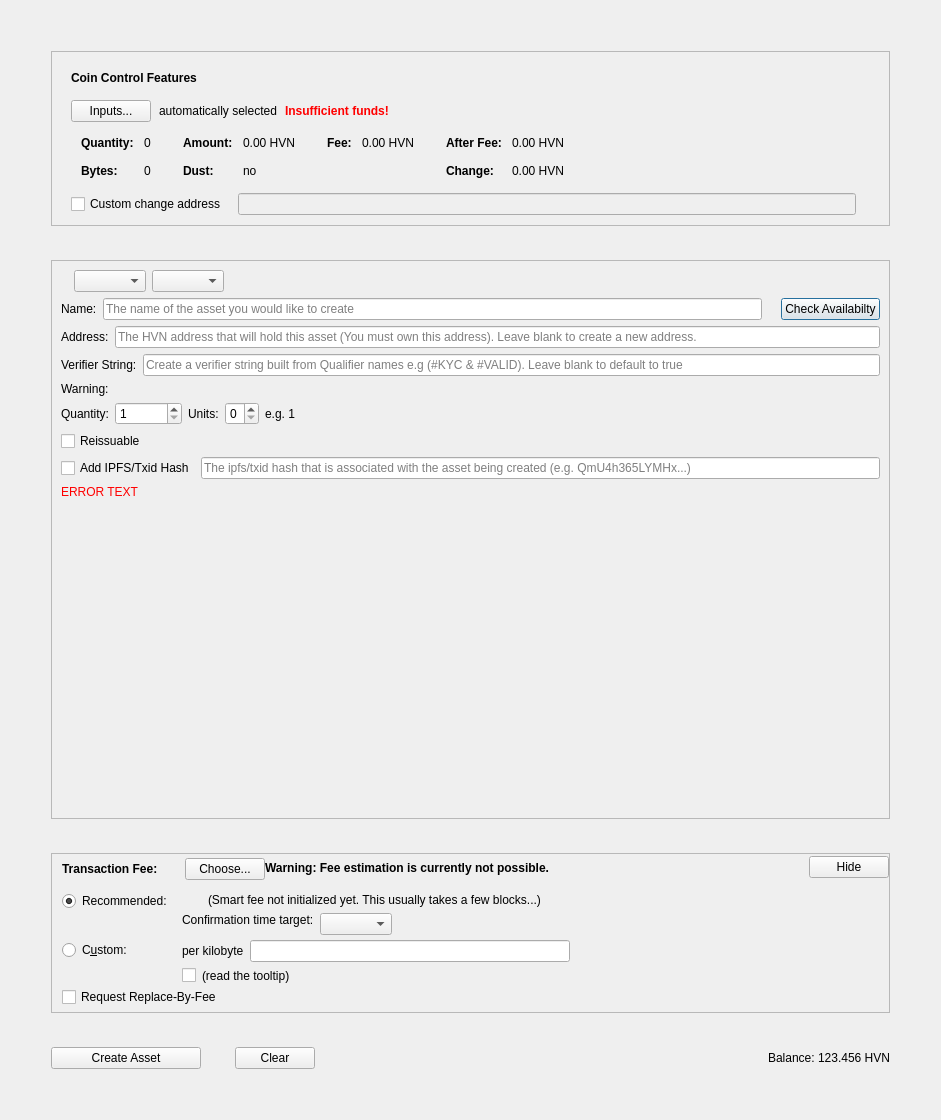
Before: the Qt Designer form src/qt/forms/createassetdialog.ui in HiveProject2021/Hivecoin, drawn with Qt 5.
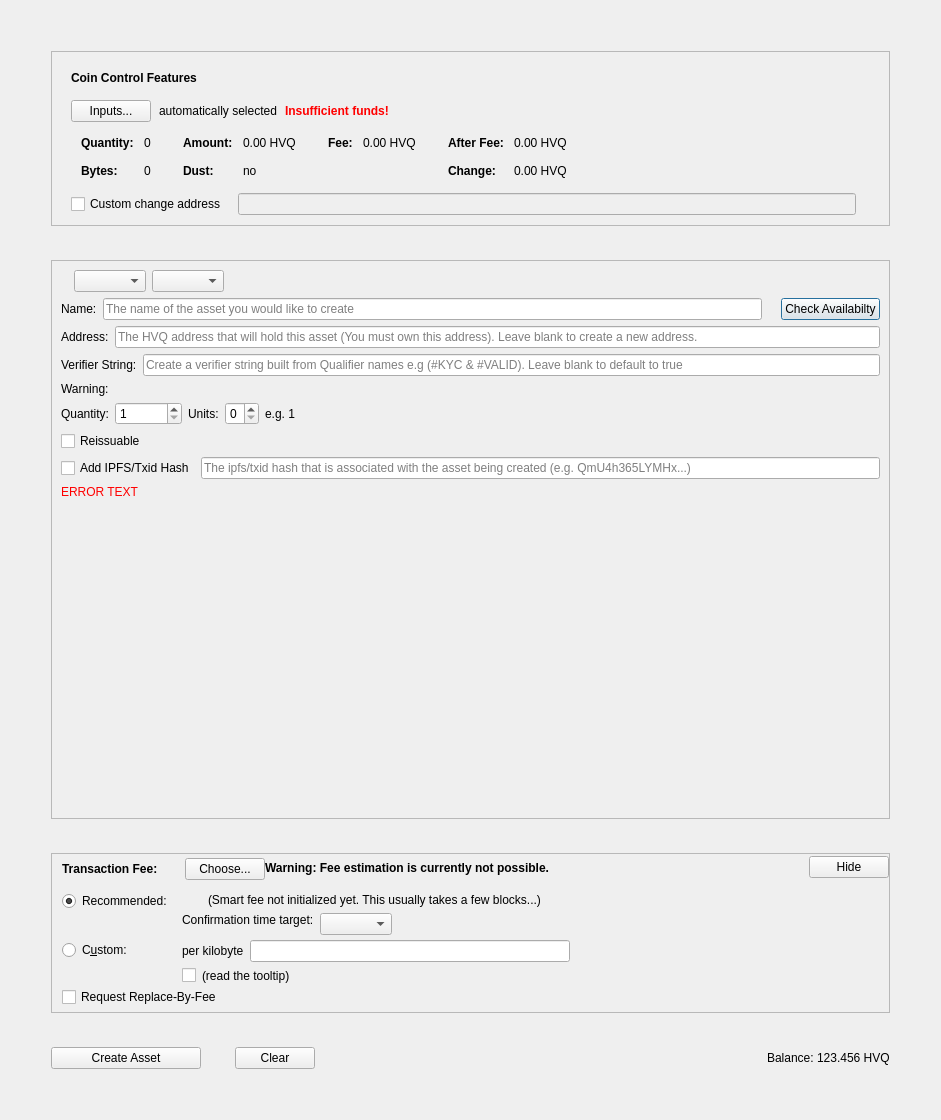
After: the same form once the commit is applied. Custom widgets are drawn as their Qt base class.

Patch:
```diff
--- a/src/qt/forms/createassetdialog.ui
+++ b/src/qt/forms/createassetdialog.ui
@@ -335,7 +335,7 @@
                     <enum>Qt::ActionsContextMenu</enum>
                    </property>
                    <property name="text">
-                    <string notr="true">0.00 HVN</string>
+                    <string notr="true">0.00 HVQ</string>
                    </property>
                    <property name="textInteractionFlags">
                     <set>Qt::LinksAccessibleByMouse|Qt::TextSelectableByKeyboard|Qt::TextSelectableByMouse</set>
@@ -415,7 +415,7 @@
                     <enum>Qt::ActionsContextMenu</enum>
                    </property>
                    <property name="text">
-                    <string notr="true">0.00 HVN</string>
+                    <string notr="true">0.00 HVQ</string>
                    </property>
                    <property name="textInteractionFlags">
                     <set>Qt::LinksAccessibleByMouse|Qt::TextSelectableByKeyboard|Qt::TextSelectableByMouse</set>
@@ -466,7 +466,7 @@
                     <enum>Qt::ActionsContextMenu</enum>
                    </property>
                    <property name="text">
-                    <string notr="true">0.00 HVN</string>
+                    <string notr="true">0.00 HVQ</string>
                    </property>
                    <property name="textInteractionFlags">
                     <set>Qt::LinksAccessibleByMouse|Qt::TextSelectableByKeyboard|Qt::TextSelectableByMouse</set>
@@ -495,7 +495,7 @@
                     <enum>Qt::ActionsContextMenu</enum>
                    </property>
                    <property name="text">
-                    <string notr="true">0.00 HVN</string>
+                    <string notr="true">0.00 HVQ</string>
                    </property>
                    <property name="textInteractionFlags">
                     <set>Qt::LinksAccessibleByMouse|Qt::TextSelectableByKeyboard|Qt::TextSelectableByMouse</set>
@@ -688,7 +688,7 @@
                <string/>
               </property>
               <property name="placeholderText">
-               <string>The HVN address that will hold this asset (You must own this address). Leave blank to create a new address.</string>
+               <string>The HVQ address that will hold this asset (You must own this address). Leave blank to create a new address.</string>
               </property>
              </widget>
             </item>
@@ -1420,7 +1420,7 @@
             <enum>Qt::RightToLeft</enum>
            </property>
            <property name="text">
-            <string>123.456 HVN</string>
+            <string>123.456 HVQ</string>
            </property>
           </widget>
          </item>
```
